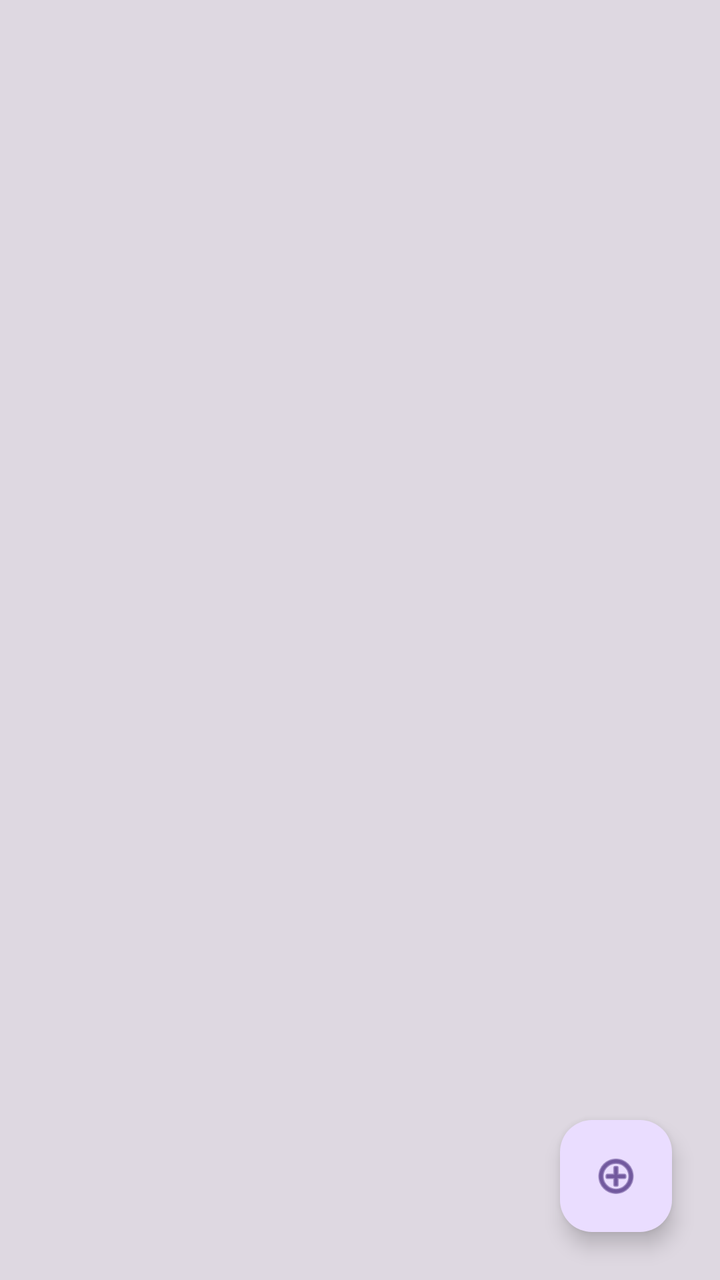
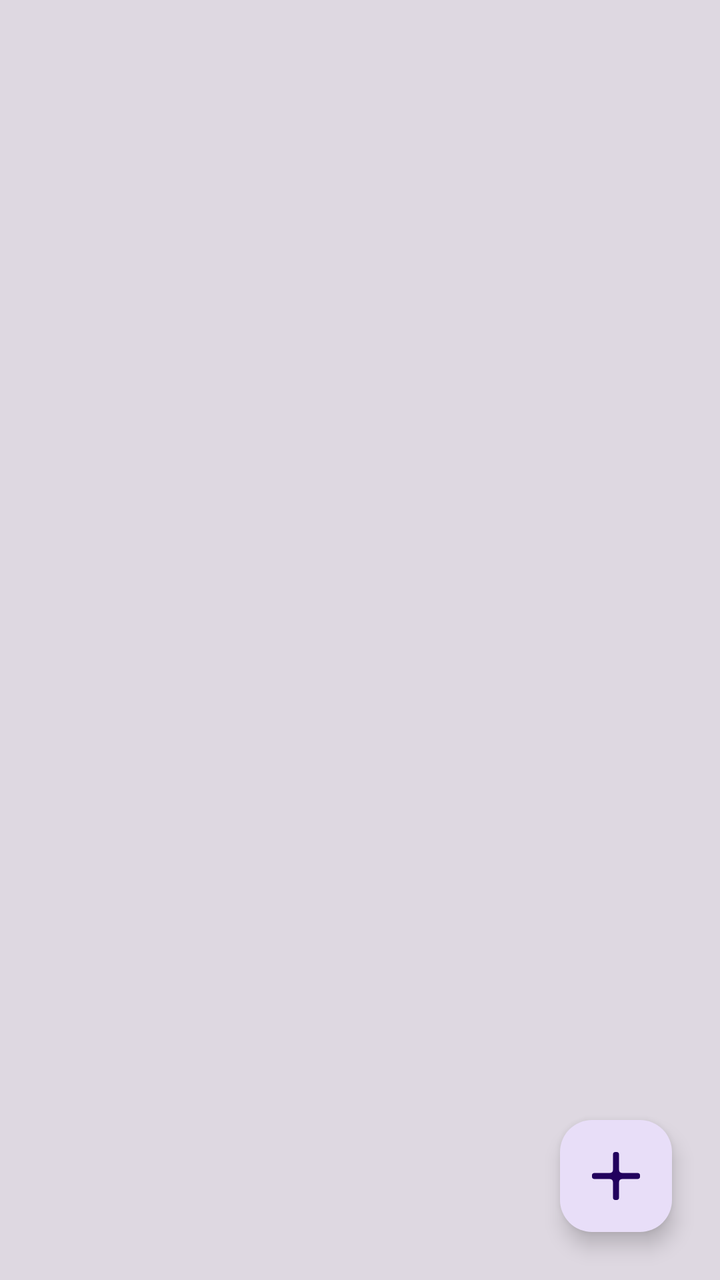

Compare the two renders of this Android layout. The source of the first and the diff that turns it into the second are given below.
<!-- AndroidManifest.xml: application theme Theme.SimpleDo -->
<!-- res/layout/main_fragment.xml -->
<?xml version="1.0" encoding="utf-8"?>
<androidx.constraintlayout.widget.ConstraintLayout xmlns:android="http://schemas.android.com/apk/res/android"
    xmlns:app="http://schemas.android.com/apk/res-auto"
    xmlns:tools="http://schemas.android.com/tools"
    android:id="@+id/nestedScrollView"
    android:layout_width="match_parent"
    android:layout_height="match_parent"
    android:background="?attr/colorSurfaceDim"
    tools:context=".MainFragment">

    <ListView
        android:id="@+id/main_list"
        android:layout_width="match_parent"
        android:layout_height="match_parent"
        android:layout_margin="16dp"
        android:divider="@null"
        android:dividerHeight="8dp"
        android:nestedScrollingEnabled="true"
        android:scrollbars="none"
        app:layout_constraintBottom_toBottomOf="parent"
        app:layout_constraintEnd_toEndOf="parent"
        app:layout_constraintStart_toStartOf="parent"
        app:layout_constraintTop_toTopOf="parent" />

    <com.google.android.material.floatingactionbutton.FloatingActionButton
        android:id="@+id/main_fab"
        android:layout_width="wrap_content"
        android:layout_height="wrap_content"
        android:layout_marginEnd="24dp"
        android:layout_marginBottom="24dp"
        android:clickable="true"
        android:src="@android:drawable/ic_menu_add"
        app:layout_constraintBottom_toBottomOf="parent"
        app:layout_constraintEnd_toEndOf="parent" />

</androidx.constraintlayout.widget.ConstraintLayout>
<!-- resources referenced by this layout -->
<resources>
  <style name="Theme.SimpleDo" parent="Base.Theme.SimpleDo" />
  <style name="Base.Theme.SimpleDo" parent="Theme.Material3.DayNight.NoActionBar">
          
          
      </style>
</resources>

<!-- the commit's change to res/layout/main_fragment.xml (unified diff, before → after) -->
@@ -29,7 +29,8 @@
         android:layout_marginEnd="24dp"
         android:layout_marginBottom="24dp"
         android:clickable="true"
-        android:src="@android:drawable/ic_menu_add"
+        android:src="@drawable/plus"
+        app:backgroundTint="?attr/colorSecondaryContainer"
         app:layout_constraintBottom_toBottomOf="parent"
         app:layout_constraintEnd_toEndOf="parent" />
 
<!-- resource entries referenced after the edit -->
@@ -1,5 +1,27 @@
 <!-- resources referenced by this layout -->
 <resources>
+  <!-- drawable plus (drawable) -->
+  <vector xmlns:android="http://schemas.android.com/apk/res/android"
+      android:width="32dp"
+      android:height="32dp"
+      android:viewportWidth="32"
+      android:viewportHeight="32">
+    <path
+        android:pathData="M15.667,0L16.333,0A1.667,1.667 0,0 1,18 1.667L18,30.333A1.667,1.667 0,0 1,16.333 32L15.667,32A1.667,1.667 0,0 1,14 30.333L14,1.667A1.667,1.667 0,0 1,15.667 0z"
+        android:strokeWidth="0.535856"
+        android:fillColor="#000000"
+        android:strokeLineCap="square"/>
+    <path
+        android:pathData="M1.667,14L30.333,14A1.667,1.667 0,0 1,32 15.667L32,16.333A1.667,1.667 0,0 1,30.333 18L1.667,18A1.667,1.667 0,0 1,0 16.333L0,15.667A1.667,1.667 0,0 1,1.667 14z"
+        android:strokeWidth="0.535856"
+        android:fillColor="#000000"
+        android:strokeLineCap="square"/>
+    <path
+        android:pathData="m16,-0c3.821,0 -0.1,10.696 2.602,13.398C21.304,16.1 32,12.179 32,16 32,19.821 21.304,15.9 18.602,18.602 15.9,21.304 19.821,32 16,32 12.179,32 16.1,21.304 13.398,18.602 10.696,15.9 -0,19.821 -0,16c0,-3.821 10.696,0.1 13.398,-2.602C16.1,10.696 12.179,-0 16,-0Z"
+        android:strokeWidth="1.182"
+        android:fillColor="#000000"
+        android:strokeLineCap="square"/>
+  </vector>
   <style name="Theme.SimpleDo" parent="Base.Theme.SimpleDo" />
   <style name="Base.Theme.SimpleDo" parent="Theme.Material3.DayNight.NoActionBar">
           
